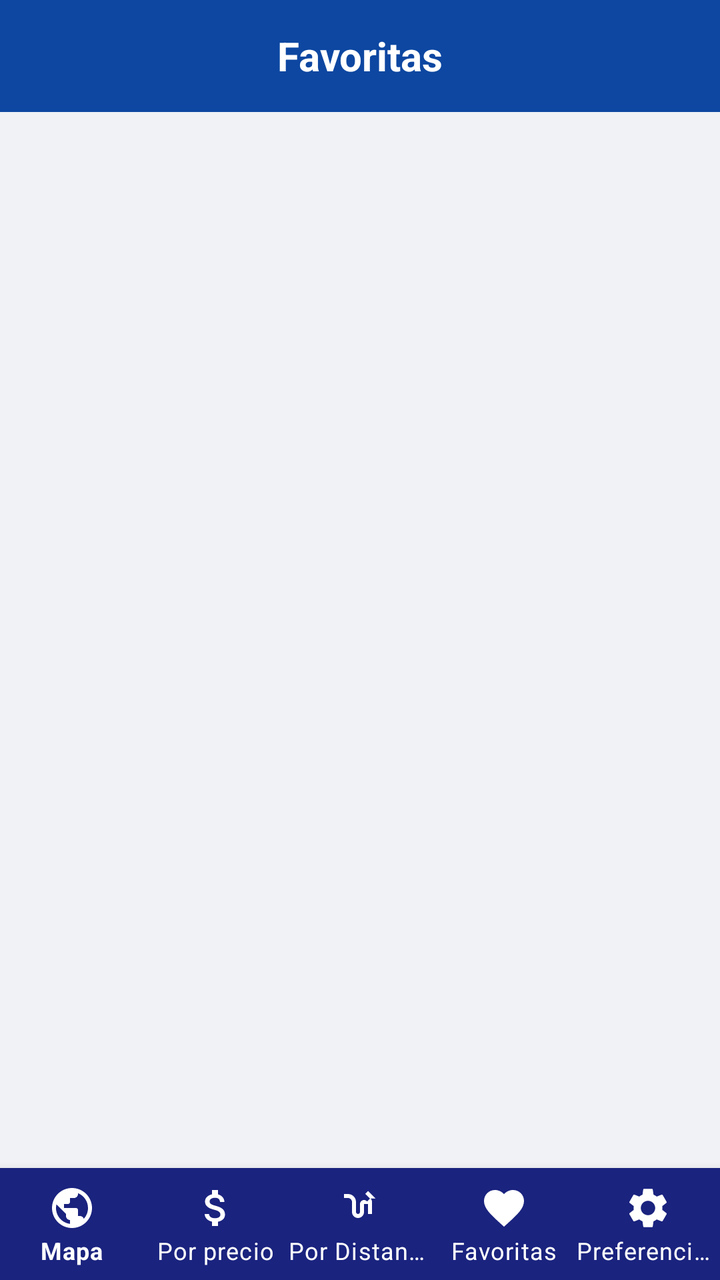
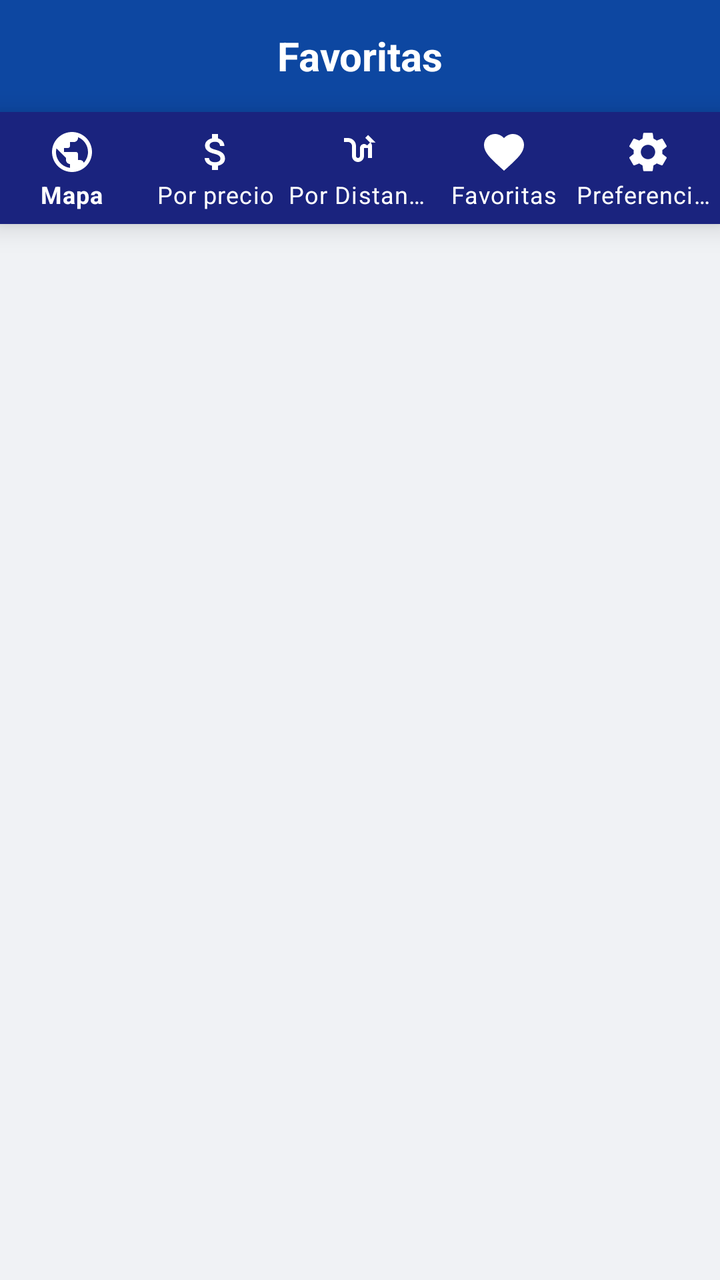

The first picture is an Android layout as it rendered before a commit; the second is the same layout after the commit. The layout source and the unified diff follow.
<!-- AndroidManifest.xml: application theme Theme.AhorraGas -->
<!-- res/layout/activity_favorites.xml -->
<?xml version="1.0" encoding="utf-8"?>
<LinearLayout xmlns:android="http://schemas.android.com/apk/res/android"
    xmlns:app="http://schemas.android.com/apk/res-auto"
    android:layout_width="match_parent"
    android:layout_height="match_parent"
    android:orientation="vertical"
    android:background="@color/background">

    
    <LinearLayout
        android:layout_width="match_parent"
        android:layout_height="56dp"
        android:background="@color/primary_dark"
        android:gravity="center_vertical"
        android:paddingHorizontal="16dp">

        <TextView
            android:layout_width="match_parent"
            android:layout_height="wrap_content"
            android:text="Favoritas"
            android:textColor="@color/white"
            android:textSize="20sp"
            android:textStyle="bold"
            android:gravity="center" />
    </LinearLayout>

    
    <TextView
        android:id="@+id/tvEmptyState"
        android:layout_width="match_parent"
        android:layout_height="wrap_content"
        android:padding="32dp"
        android:gravity="center"
        android:text="No tienes gasolineras favoritas aún.\nPulsa ❤️ en el detalle de una gasolinera para añadirla."
        android:textColor="@color/text_secondary"
        android:textSize="14sp"
        android:visibility="gone" />

    
    <androidx.recyclerview.widget.RecyclerView
        android:id="@+id/recyclerViewFavorites"
        android:layout_width="match_parent"
        android:layout_height="0dp"
        android:layout_weight="1"
        android:clipToPadding="false"
        android:paddingBottom="8dp"
        android:scrollbars="vertical" />

    
    <com.google.android.material.bottomnavigation.BottomNavigationView
        android:id="@+id/bottomNavFavorites"
        android:layout_width="match_parent"
        android:layout_height="wrap_content"
        android:background="#1A237E"
        app:menu="@menu/bottom_nav_menu"
        app:itemIconTint="@color/white"
        app:itemTextColor="@color/white"
        app:labelVisibilityMode="labeled" />

</LinearLayout>
<!-- resources referenced by this layout -->
<resources>
  <color name="background">#F0F2F5</color>
  <color name="primary_dark">#0D47A1</color>
  <color name="text_secondary">#757575</color>
  <color name="white">#FFFFFF</color>
  <style name="Theme.AhorraGas" parent="Theme.MaterialComponents.DayNight.NoActionBar">
          <item name="colorPrimary">@color/primary</item>
          <item name="colorPrimaryVariant">@color/primary_dark</item>
          <item name="colorOnPrimary">@color/white</item>
          <item name="colorSecondary">@color/secondary</item>
          <item name="colorOnSecondary">@color/white</item>
          <item name="android:statusBarColor">@color/primary_dark</item>
      </style>
  <color name="primary">#1565C0</color>
  <color name="secondary">#FF9800</color>
</resources>

<!-- the commit's change to res/layout/activity_favorites.xml (unified diff, before → after) -->
@@ -6,7 +6,6 @@
     android:orientation="vertical"
     android:background="@color/background">
 
-    
     <LinearLayout
         android:layout_width="match_parent"
         android:layout_height="56dp"
@@ -24,19 +23,56 @@
             android:gravity="center" />
     </LinearLayout>
 
-    
+    <ProgressBar
+        android:id="@+id/progressBarFavorites"
+        android:layout_width="wrap_content"
+        android:layout_height="wrap_content"
+        android:layout_gravity="center"
+        android:layout_marginTop="48dp"
+        android:layout_marginBottom="48dp"
+        android:visibility="gone"
+        android:layout_weight="0"/>
+
+    <LinearLayout
+        android:id="@+id/layoutErrorFavorites"
+        android:layout_width="match_parent"
+        android:layout_height="0dp"
+        android:layout_weight="1"
+        android:orientation="vertical"
+        android:gravity="center"
+        android:padding="32dp"
+        android:visibility="gone">
+
+        <TextView
+            android:id="@+id/tvErrorFavorites"
+            android:layout_width="wrap_content"
+            android:layout_height="wrap_content"
+            android:gravity="center"
+            android:textSize="15sp"
+            android:textColor="@color/text_secondary"
+            android:layout_marginBottom="16dp"
+            android:text="@string/error_favorites"/>
+
+        <Button
+            android:id="@+id/btnRetryFavorites"
+            android:layout_width="wrap_content"
+            android:layout_height="wrap_content"
+            android:text="@string/reintentar"
+            android:backgroundTint="@color/primary_dark"/>
+    </LinearLayout>
+
     <TextView
         android:id="@+id/tvEmptyState"
         android:layout_width="match_parent"
-        android:layout_height="wrap_content"
+        android:layout_height="0dp"
+        android:layout_weight="1"
+        android:gravity="center"
         android:padding="32dp"
-        android:gravity="center"
-        android:text="No tienes gasolineras favoritas aún.\nPulsa ❤️ en el detalle de una gasolinera para añadirla."
+        android:textSize="14sp"
         android:textColor="@color/text_secondary"
-        android:textSize="14sp"
-        android:visibility="gone" />
+        android:text="@string/empty_favorites"
+        android:visibility="gone"/>
 
-    
     <androidx.recyclerview.widget.RecyclerView
         android:id="@+id/recyclerViewFavorites"
         android:layout_width="match_parent"
@@ -44,9 +80,9 @@
         android:layout_weight="1"
         android:clipToPadding="false"
         android:paddingBottom="8dp"
-        android:scrollbars="vertical" />
+        android:scrollbars="vertical"
+        android:visibility="gone"/>
 
-    
     <com.google.android.material.bottomnavigation.BottomNavigationView
         android:id="@+id/bottomNavFavorites"
         android:layout_width="match_parent"
<!-- resource entries referenced after the edit -->
@@ -4,6 +4,9 @@
   <color name="primary_dark">#0D47A1</color>
   <color name="text_secondary">#757575</color>
   <color name="white">#FFFFFF</color>
+  <string name="empty_favorites">No tienes gasolineras favoritas aún.\nPulsa ❤️ en el detalle de una gasolinera para añadirla.</string>
+  <string name="error_favorites">No se pudieron cargar los favoritos.</string>
+  <string name="reintentar">Reintentar</string>
   <style name="Theme.AhorraGas" parent="Theme.MaterialComponents.DayNight.NoActionBar">
           <item name="colorPrimary">@color/primary</item>
           <item name="colorPrimaryVariant">@color/primary_dark</item>
